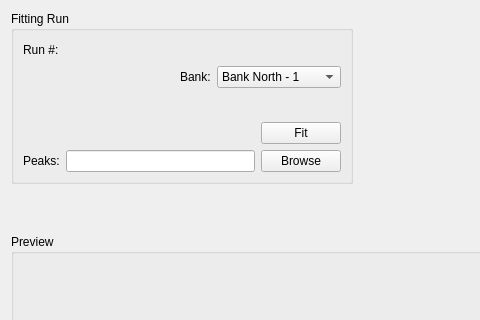
Qt form MantidQt/CustomInterfaces/inc/MantidQtCustomInterfaces/EnggDiffraction/EnggDiffractionQtTabFitting.ui (mantidproject/mantid) before a commit; both pictures show x 0 to 480 and y 0 to 320 of the 642 by 671 pixel window.
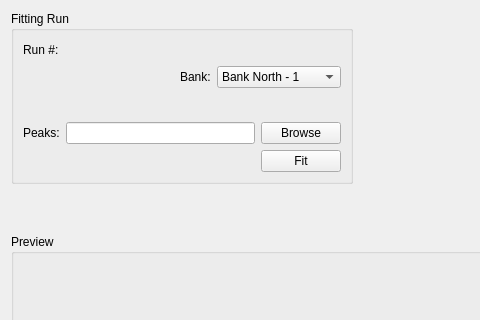
The same form after that commit. Custom widgets are drawn as their Qt base class.

Commit message:
push buttons and peaks enabled & widgets names updated
refs #15550

Diff of the .ui file:
```diff
--- a/MantidQt/CustomInterfaces/inc/MantidQtCustomInterfaces/EnggDiffraction/EnggDiffractionQtTabFitting.ui
+++ b/MantidQt/CustomInterfaces/inc/MantidQtCustomInterfaces/EnggDiffraction/EnggDiffractionQtTabFitting.ui
@@ -215,30 +215,6 @@
         </property>
        </spacer>
       </item>
-      <item>
-       <layout class="QHBoxLayout" name="horizontalLayout_3">
-        <item>
-         <spacer name="horizontalSpacer_3">
-          <property name="orientation">
-           <enum>Qt::Horizontal</enum>
-          </property>
-          <property name="sizeHint" stdset="0">
-           <size>
-            <width>238</width>
-            <height>20</height>
-           </size>
-          </property>
-         </spacer>
-        </item>
-        <item>
-         <widget class="QPushButton" name="pushButton_fit">
-          <property name="text">
-           <string>Fit</string>
-          </property>
-         </widget>
-        </item>
-       </layout>
-      </item>
       <item>
        <layout class="QHBoxLayout" name="horizontalLayout_8">
         <item>
@@ -273,6 +249,30 @@
         </item>
        </layout>
       </item>
+      <item>
+       <layout class="QHBoxLayout" name="horizontalLayout_3">
+        <item>
+         <spacer name="horizontalSpacer_3">
+          <property name="orientation">
+           <enum>Qt::Horizontal</enum>
+          </property>
+          <property name="sizeHint" stdset="0">
+           <size>
+            <width>238</width>
+            <height>20</height>
+           </size>
+          </property>
+         </spacer>
+        </item>
+        <item>
+         <widget class="QPushButton" name="pushButton_fit">
+          <property name="text">
+           <string>Fit</string>
+          </property>
+         </widget>
+        </item>
+       </layout>
+      </item>
      </layout>
     </widget>
    </item>
```
Left out of the diff: 2 changed lines with no effect on the pictures. The commit also changes 3 other files.
